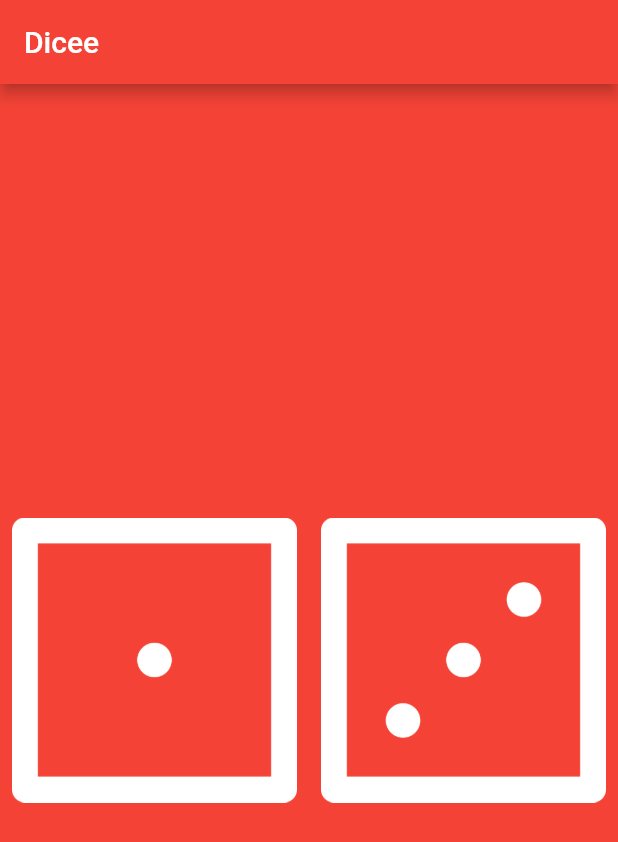
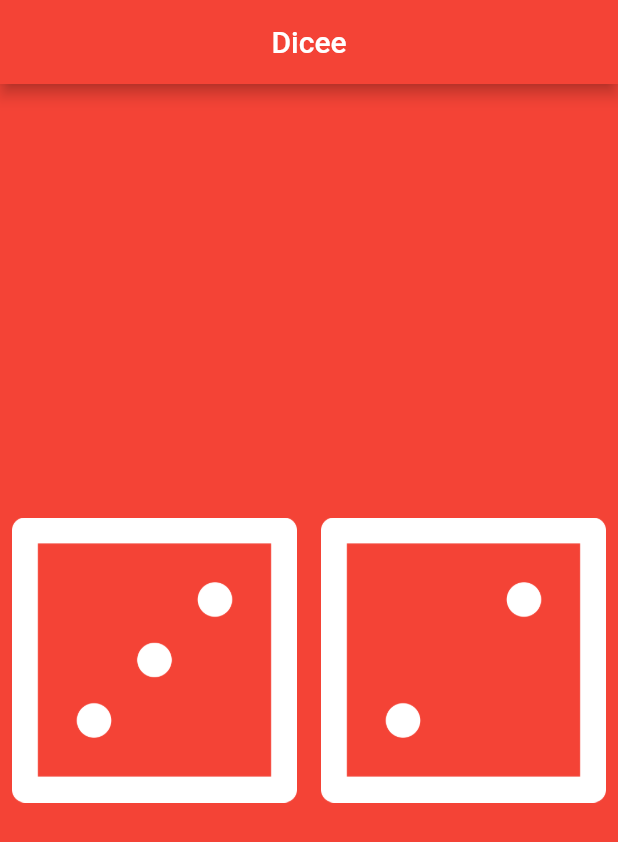
Before and after one commit to abhijit424515/dicee-flutter, a Flutter app: the screen it shows after launch, on a phone screen of 412 x 824 dp. Shown: the top 842 px of the screen. Run offline on Flutter 3.47's test engine with Material 2 defaults, Android fonts, the phone set to English and light mode, and no system bars.

Commit message:
finished dicee

```diff
--- a/lib/main.dart
+++ b/lib/main.dart
@@ -1,4 +1,5 @@
 import 'package:flutter/material.dart';
+import 'dart:math';
 
 void main() {
   return runApp(
@@ -7,7 +8,7 @@ void main() {
       home: Scaffold(
         backgroundColor: Colors.red,
         appBar: AppBar(
-          title: const Text('Dicee'),
+          title: const Center(child: Text('Dicee')),
           backgroundColor: Colors.red,
         ),
         body: const DicePage(),
@@ -16,8 +17,28 @@ void main() {
   );
 }
 
-class DicePage extends StatelessWidget {
+// class DicePage extends StatelessWidget {
+//   const DicePage({super.key});
+
+// }
+
+class DicePage extends StatefulWidget {
   const DicePage({super.key});
+
+  @override
+  State<DicePage> createState() => _DicePageState();
+}
+
+class _DicePageState extends State<DicePage> {
+  int leftDiceNum = 3;
+  int rightDiceNum = 2;
+
+  void changeDieFaces() {
+    setState(() {
+      leftDiceNum = 1 + Random().nextInt(6);
+      rightDiceNum = 1 + Random().nextInt(6);
+    });
+  }
 
   @override
   Widget build(BuildContext context) {
@@ -26,14 +47,14 @@ class DicePage extends StatelessWidget {
         children: <Widget>[
           Expanded(
             child: TextButton(
-              onPressed: () => {},
-              child: Image.asset("images/dice1.png"),
+              onPressed: () => changeDieFaces(),
+              child: Image.asset("images/dice$leftDiceNum.png"),
             ),
           ),
           Expanded(
             child: TextButton(
-              onPressed: () => {},
-              child: Image.asset("images/dice3.png"),
+              onPressed: () => changeDieFaces(),
+              child: Image.asset("images/dice$rightDiceNum.png"),
             ),
           ),
         ],
```
